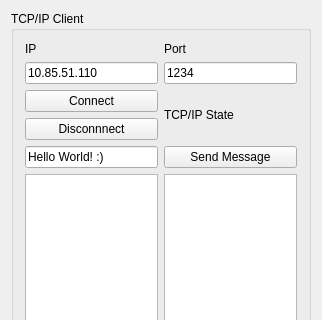
The window that ClientWidget.ui (SilvioGiancola/Kinect2TCPIP) describes before a commit, drawn with Qt 5; both pictures show x 0 to 322 and y 0 to 320 of the 322 by 520 pixel window.
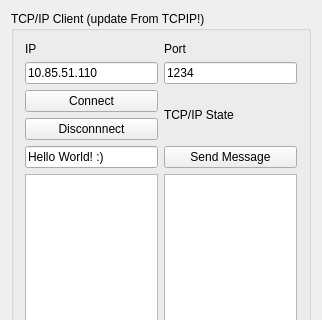
The same window after the commit.

```diff
--- a/ClientWidget.ui
+++ b/ClientWidget.ui
@@ -17,7 +17,7 @@
    <item>
     <widget class="QGroupBox" name="groupBox">
      <property name="title">
-      <string>TCP/IP Client</string>
+      <string>TCP/IP Client (update From TCPIP!)</string>
      </property>
      <layout class="QGridLayout" name="gridLayout_2">
       <item row="1" column="1">
```
